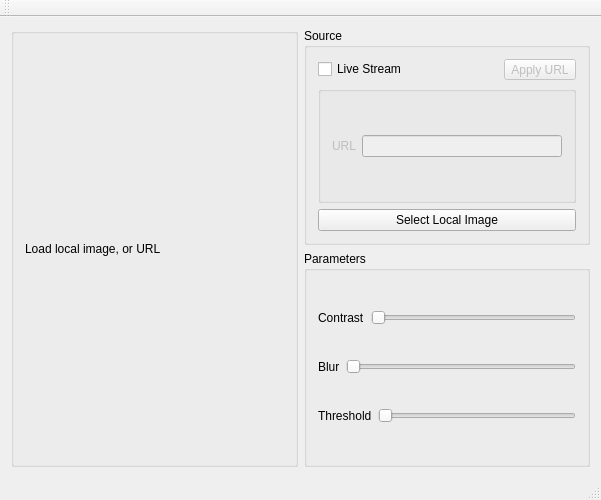
Before: the Qt Designer form qtapp/mainwindow.ui in Eaton-Software/hack-junction, drawn with Qt 5.
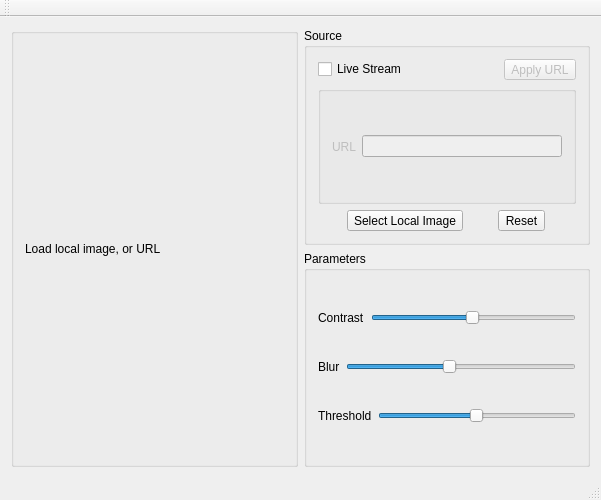
After: the same form once the commit is applied.

Commit message: Add reset button, contrast, and local image processing

What changed in the file:
```diff
--- a/qtapp/mainwindow.ui
+++ b/qtapp/mainwindow.ui
@@ -113,11 +113,22 @@
             </widget>
            </item>
            <item row="3" column="0">
-            <widget class="QPushButton" name="loadLocal">
-             <property name="text">
-              <string>Select Local Image</string>
-             </property>
-            </widget>
+            <layout class="QHBoxLayout" name="horizontalLayout_10">
+             <item>
+              <widget class="QToolButton" name="loadLocal">
+               <property name="text">
+                <string>Select Local Image</string>
+               </property>
+              </widget>
+             </item>
+             <item>
+              <widget class="QToolButton" name="resetImage">
+               <property name="text">
+                <string>Reset</string>
+               </property>
+              </widget>
+             </item>
+            </layout>
            </item>
           </layout>
          </widget>
@@ -156,6 +167,9 @@
                  <property name="singleStep">
                   <number>1</number>
                  </property>
+                 <property name="value">
+                  <number>5</number>
+                 </property>
                  <property name="orientation">
                   <enum>Qt::Horizontal</enum>
                  </property>
@@ -179,6 +193,9 @@
                <property name="maximum">
                 <number>255</number>
                </property>
+               <property name="value">
+                <number>127</number>
+               </property>
                <property name="orientation">
                 <enum>Qt::Horizontal</enum>
                </property>
@@ -197,6 +214,15 @@
              </item>
              <item>
               <widget class="QSlider" name="contrastSlider">
+               <property name="minimum">
+                <number>1</number>
+               </property>
+               <property name="maximum">
+                <number>100</number>
+               </property>
+               <property name="value">
+                <number>50</number>
+               </property>
                <property name="orientation">
                 <enum>Qt::Horizontal</enum>
                </property>
```
Left out of the diff: 6 changed lines with no effect on the pictures. The commit also changes 2 other files.
